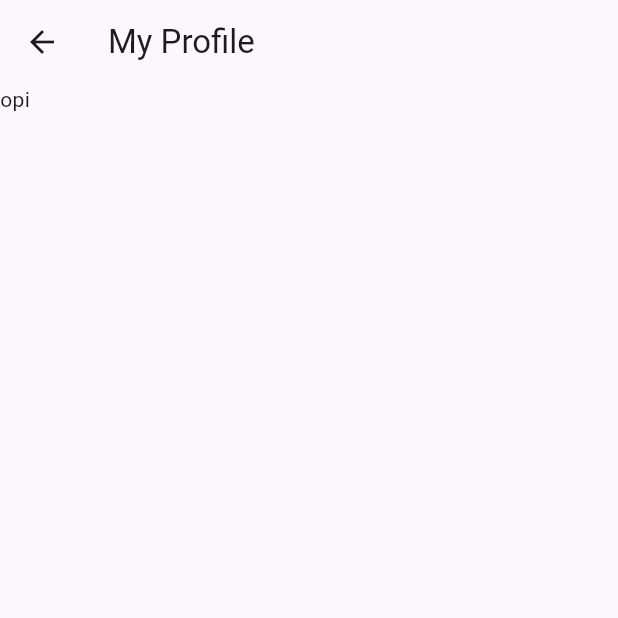
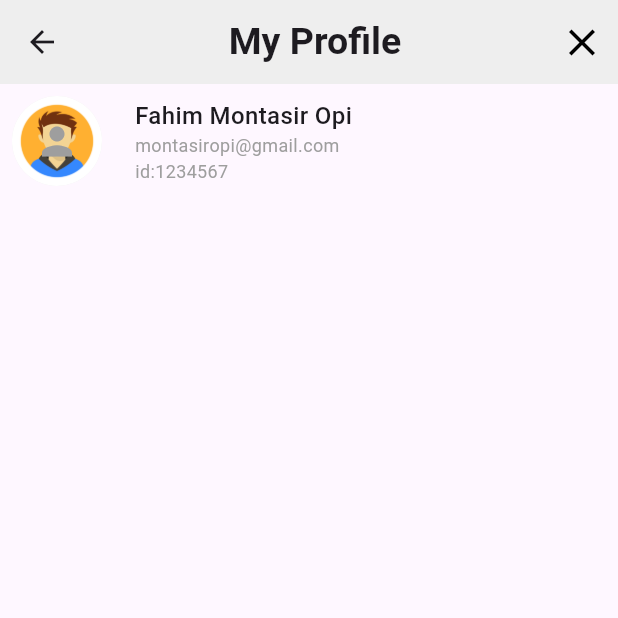
Before and after one commit to MontasirOpi/FAST-FOOD-APP-FLUTTER, a Flutter app: the ProfileScreen screen opened directly, on a phone screen of 412 x 824 dp, the top half of it. Run offline on Flutter 3.47's test engine with Material 3 defaults, Android fonts, the phone set to English and light mode, and no system bars.

Commit message:
add many things

```diff
--- a/lib/ui/sereens/profile_screen.dart
+++ b/lib/ui/sereens/profile_screen.dart
@@ -1,3 +1,4 @@
+import 'package:fast_foods_app/ui/utils/assets_path.dart';
 import 'package:flutter/material.dart';
 
 class ProfileScreen extends StatelessWidget {
@@ -5,11 +6,80 @@ class ProfileScreen extends StatelessWidget {
 
   @override
   Widget build(BuildContext context) {
-    return  Scaffold(
+    return Scaffold(
       appBar: AppBar(
-        title: Text('My Profile'),
+        backgroundColor: Colors.grey.shade200,
+        title: const Center(
+          child: Text(
+            'My Profile',
+            style: TextStyle(
+              fontSize: 25,
+              fontWeight: FontWeight.bold,
+            ),
+          ),
+        ),
+        actions: [
+          IconButton(
+            onPressed: () {
+              Navigator.pop(context);
+            },
+            icon: const Icon(
+              Icons.close,
+              color: Colors.black,
+              size: 30,
+            ),
+          ),
+        ],
       ),
-      body: Text('opi'),
+      body: Padding(
+        padding: const EdgeInsets.all(8.0),
+        child: Column(
+          children: [
+            Row(
+              children: [
+                CircleAvatar(
+                  radius: 30,
+                  backgroundImage: const AssetImage(
+                    AssetsPath.avater_image,
+                  ),
+                  backgroundColor: Colors.grey.shade200,
+                  child: const Icon(Icons.person, size: 30, color: Colors.grey),
+                ),
+                const SizedBox(
+                  width: 22,
+                ),
+                const Column(
+                  mainAxisAlignment: MainAxisAlignment.spaceBetween,
+                  crossAxisAlignment: CrossAxisAlignment.start,
+                  children: [
+                    Text(
+                      'Fahim Montasir Opi',
+                      style: TextStyle(
+                        fontSize: 16,
+                        fontWeight: FontWeight.w500,
+                      ),
+                    ),
+                    Text(
+                      'montasiropi@gmail.com',
+                      style: TextStyle(
+                        fontSize: 12,
+                        color: Colors.grey,
+                      ),
+                    ),
+                    Text(
+                      'id:1234567',
+                      style: TextStyle(
+                        fontSize: 12,
+                        color: Colors.grey,
+                      ),
+                    ),
+                  ],
+                ),
+              ],
+            ),
+          ],
+        ),
+      ),
     );
   }
 }
--- a/lib/ui/utils/assets_path.dart
+++ b/lib/ui/utils/assets_path.dart
@@ -1,4 +1,8 @@
 class AssetsPath{
  static const String _imagePath ='assets/images';
  static const String backgroundJpg = '$_imagePath/spalash_screen.jpg';
+ static const String burger_image ='$_imagePath/burger.jpg';
+ static const String pizza_image ='$_imagePath/pizza.jpg';
+ static const String avater_image ='$_imagePath/avater.png';
+
 }
```
Also changed, not shown: lib/ui/sereens/app_home_screen.dart (+43 -17 lines), lib/ui/widgets/burger_card.dart (added, +101 -0 lines), lib/ui/widgets/pizza_card.dart (added, +101 -0 lines), assets/images/avater.png (added), assets/images/pizza.jpg (added).
